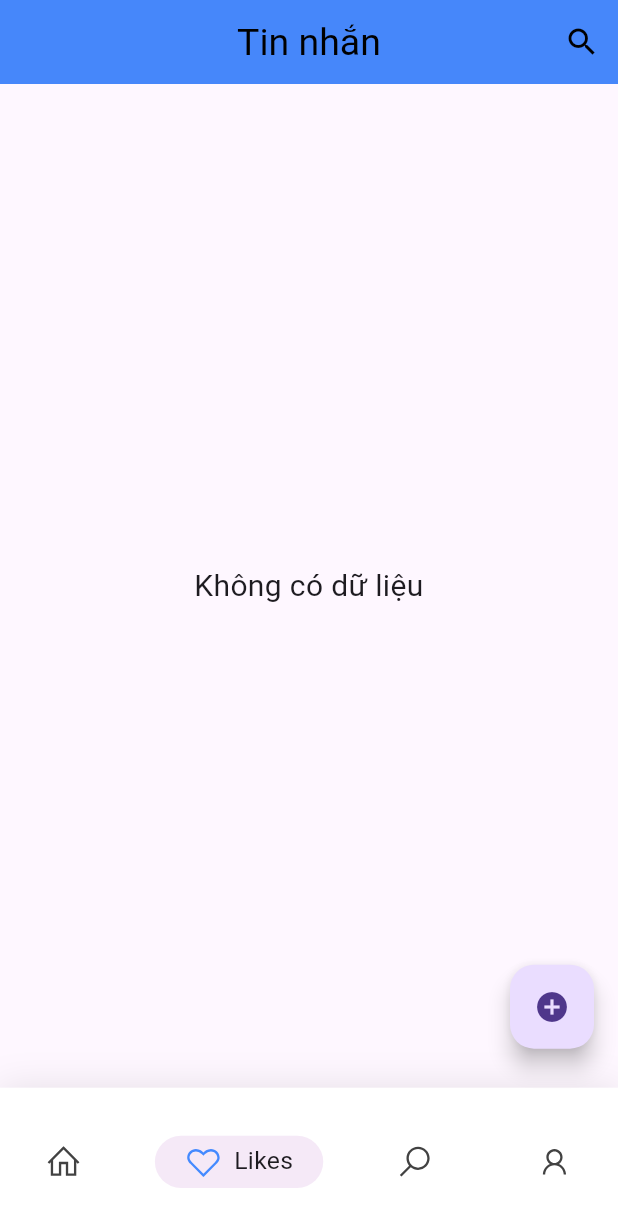
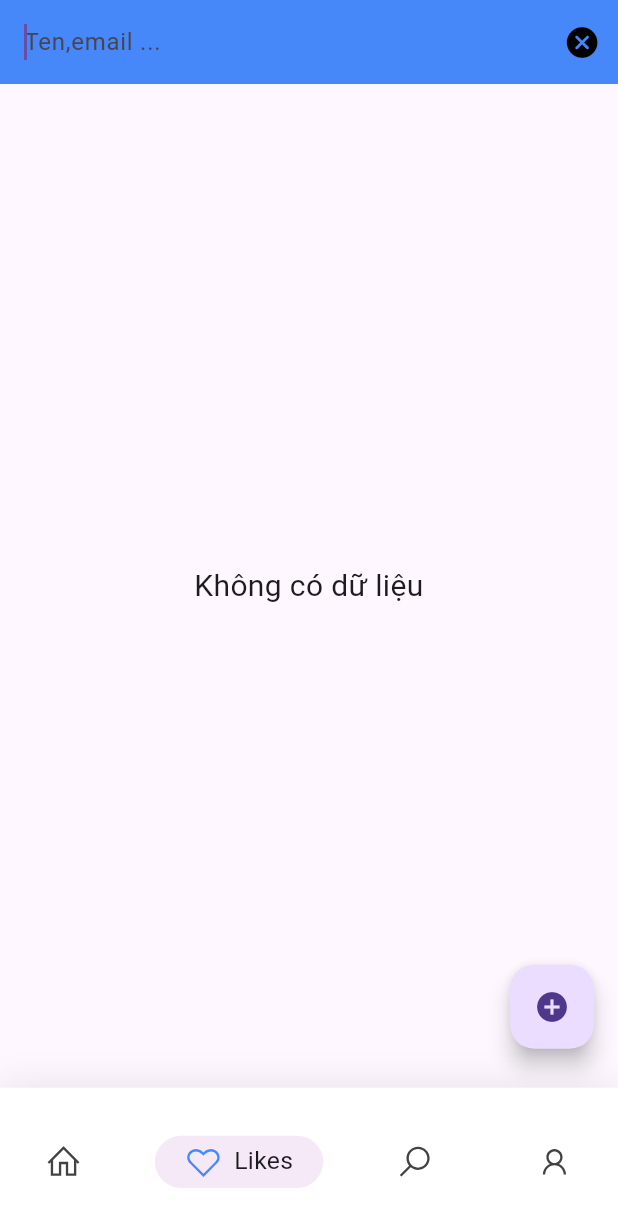
Before and after one commit to TienActor/Code-app-tin-nhan, a Flutter app: the HomeScreen screen opened directly, item 2 of the bottom bar chosen, after a tap on the "search" icon, on a phone screen of 412 x 824 dp. Shown: the top 1227 px of the screen. Run offline on Flutter 3.47's test engine with Material 3 defaults, Android fonts, the phone set to English and light mode, and no system bars; drawn by our look-alikes of google_nav_bar; our stand-ins replace cached_network_image, cloud_firestore, firebase_auth, firebase_core, google_sign_in, line_icons; accounts and stored records are empty.

Commit message:
bai 25 26

```diff
--- a/lib/api/apis.dart
+++ b/lib/api/apis.dart
@@ -1,3 +1,5 @@
+import 'dart:developer';
+
 import 'package:cloud_firestore/cloud_firestore.dart';
 import 'package:firebase_auth/firebase_auth.dart';
 import 'package:test_121/models/chat_user.dart';
@@ -29,7 +31,10 @@ class APIs {
         .get()
         .then((user) async => {
               if (user.exists)
-                {me = ChatUser.fromJson(user.data()!)}
+                {
+                  me = ChatUser.fromJson(user.data()!),
+                 log('My data is : ${user.data()}')
+                }
               else
                 {await createUser().then((value) => getSelfInfo())}
             });
@@ -64,4 +69,10 @@ class APIs {
         .where('id', isNotEqualTo: user.uid)
         .snapshots();
   }
+
+   // for update user infor
+  static Future<void> updateUserInfo() async {
+      firebaseFirestore.collection('users').doc(user.uid).update({'name' : me.name,'about' : me.about});
+
+  }
 }
--- a/lib/chat/messenger.dart
+++ b/lib/chat/messenger.dart
@@ -1,11 +1,13 @@
 import 'dart:developer';
 import 'package:firebase_auth/firebase_auth.dart';
+import 'package:flutter/cupertino.dart';
 import 'package:flutter/material.dart';
 import 'package:google_nav_bar/google_nav_bar.dart';
 import 'package:google_sign_in/google_sign_in.dart';
 import 'package:line_icons/line_icons.dart';
 import 'package:test_121/api/apis.dart';
 import 'package:test_121/auth/profile_screen.dart';
+import 'package:test_121/main.dart';
 import 'package:test_121/models/chat_user.dart';
 import 'package:test_121/widgets/chat_user_card.dart';
 
@@ -17,7 +19,12 @@ class HomeScreen extends StatefulWidget {
 }
 
 class _HomeScreenState extends State<HomeScreen> {
-  List<ChatUser> list = [];
+  //for sorting all  user
+  List<ChatUser> _list = [];
+  //for storing search list
+  final List<ChatUser> _searchList = [];
+  // for sorting search status
+  bool _isSearching = false;
 
   int _selectedIndex = 0; // Index của tab hiện tại
   late final PageController _pageController;
@@ -42,7 +49,8 @@ class _HomeScreenState extends State<HomeScreen> {
         // Điều hướng đến ProfileScreen
         Navigator.of(context).push(MaterialPageRoute(
           builder: (context) => ProfileScreen(
-              user: APIs.me), // Thay thế list[0] bằng đối tượng ChatUser thích hợp
+              user: APIs
+                  .me), // Thay thế list[0] bằng đối tượng ChatUser thích hợp
         ));
       } else {
         _pageController.jumpToPage(index);
@@ -68,14 +76,44 @@ class _HomeScreenState extends State<HomeScreen> {
         centerTitle: true,
         elevation: 1,
         // title cho trang tin nhan
-        title: const Text('Tin nhắn',
-            style: TextStyle(
-              color: Colors.black,
-              fontWeight: FontWeight.normal,
-              fontSize: 25,
-            )),
+        title: _isSearching
+            ?  TextField(
+                decoration: const InputDecoration(
+                    border: InputBorder.none, hintText: 'Ten,email ...'),
+                autofocus: true,
+                style: const TextStyle(fontSize: 16,letterSpacing: 0.5),
+                onChanged: (val){
+                  //search logic
+                  _searchList.clear();
+                  for (var i in _list) {
+                    if( i.name.toLowerCase().contains(val.toLowerCase()) || i.email.toLowerCase().contains(val.toLowerCase()))
+                    {
+                      _searchList.add(i);
+                    }
+                    setState(() {
+                      _searchList;
+                    });
+                  }
+                },
+              )
+            : const Text('Tin nhắn',
+                style: TextStyle(
+                  color: Colors.black,
+                  fontWeight: FontWeight.normal,
+                  fontSize: 25,
+                )),
         //them icon search va phim chuc nang cho icon
-        actions: [IconButton(onPressed: () {}, icon: const Icon(Icons.search))],
+        actions: [
+          IconButton(
+              onPressed: () {
+                setState(() {
+                  _isSearching =! _isSearching;
+                });
+              },
+              icon: Icon(_isSearching
+                  ? CupertinoIcons.clear_circled_solid
+                  : Icons.search))
+        ],
         backgroundColor: Colors.blueAccent,
         iconTheme: const IconThemeData(color: Colors.black),
         actionsIconTheme: const IconThemeData(),
@@ -115,19 +153,18 @@ class _HomeScreenState extends State<HomeScreen> {
               }
 
               final data = snapshot.data?.docs;
-              list =
+              _list =
                   data?.map((e) => ChatUser.fromJson(e.data())).toList() ?? [];
 
-              if (list.isNotEmpty) {
+              if (_list.isNotEmpty) {
                 // Show user list if it is not empty.
                 return ListView.builder(
-                  itemCount: list.length,
+                  itemCount: _isSearching ? _searchList.length : _list.length,
+                  padding: EdgeInsets.only(top: mq.height *.01),
+                  physics: const BouncingScrollPhysics(),
                   itemBuilder: (context, index) {
-                    final user = list[index];
-                    // You could add your image loading listener here if needed.
-                    // However, avoid creating it in every build call.
-                    // Instead, consider using a state management solution.
-                    return ChatUserCard(user: user);
+
+                    return ChatUserCard(user: _isSearching ? _searchList[index]: _list[index]);
                   },
                 );
               } else {
--- a/lib/models/chat_user.dart
+++ b/lib/models/chat_user.dart
@@ -10,19 +10,15 @@ class ChatUser {
     required this.email,
     required this.pushToken,
   });
-  late final String image;
-  late final String name;
-  late final String about;
-  late final String createdAt;
-  late final String lastActive;
-  late final String id;
-  late final bool isOnline;
-  late final String email;
-  late final String pushToken;
-
-
-
-
+  late  String image;
+  late  String name;
+  late  String about;
+  late  String createdAt;
+  late  String lastActive;
+  late  String id;
+  late  bool isOnline;
+  late  String email;
+  late  String pushToken;
 
   ChatUser.fromJson(Map<String, dynamic> json){
     image = json['image'] ?? '';
```
Also changed, not shown: lib/auth/profile_screen.dart (+36 -11 lines).
